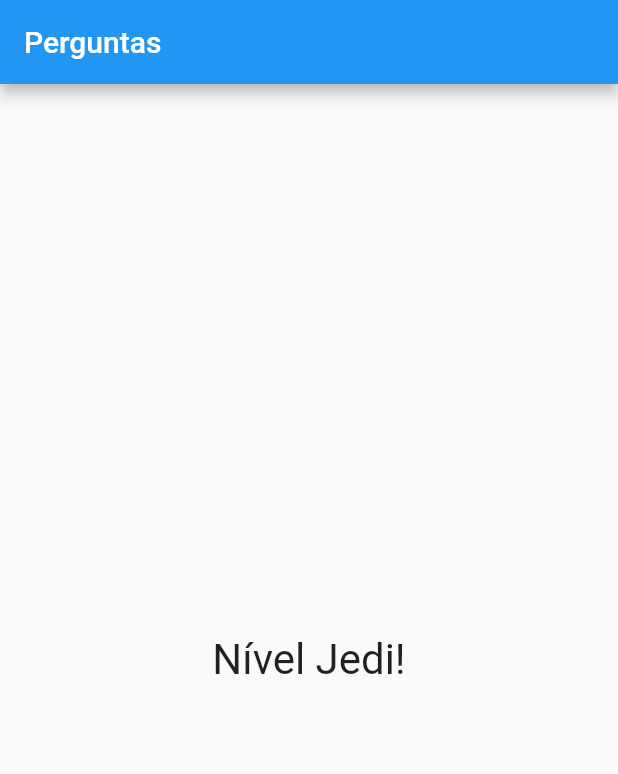
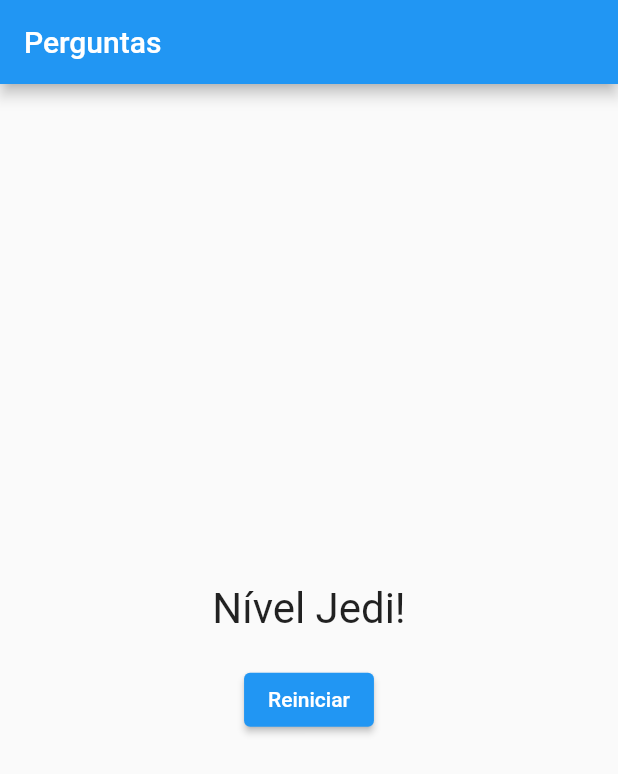
Before and after one commit to davidborelli/projeto_perguntas, a Flutter app: the screen it shows after launch, after a tap on "Preto", after a tap on "Cobra", after a tap on "Leo", on a phone screen of 412 x 824 dp. Shown: the top 774 px of the screen. Run offline on Flutter 3.47's test engine with Material 2 defaults, Android fonts, the phone set to English and light mode, and no system bars.

Commit message:
feat: add app restart feature

```diff
--- a/lib/main.dart
+++ b/lib/main.dart
@@ -46,6 +46,13 @@ class _PerguntaAppState extends State<PerguntaApp> {
     }
   }
 
+  void _reiniciarQuestionario() {
+    setState(() {
+      _perguntaSelecionada = 0;
+      _pontuacaoTotal = 0;
+    });
+  }
+
   bool get temPerguntaSelecionada {
     return _perguntaSelecionada < _perguntas.length;
   }
@@ -63,7 +70,7 @@ class _PerguntaAppState extends State<PerguntaApp> {
                   perguntas: _perguntas,
                   quandoResponder: _responder,
                 )
-              : Resultado(_pontuacaoTotal)),
+              : Resultado(_pontuacaoTotal, _reiniciarQuestionario)),
     );
   }
 }
--- a/lib/resultado.dart
+++ b/lib/resultado.dart
@@ -2,8 +2,9 @@ import 'package:flutter/material.dart';
 
 class Resultado extends StatelessWidget {
   final int pontuacaoTotal;
+  final void Function() reinicarFormulario;
 
-  Resultado(this.pontuacaoTotal);
+  Resultado(this.pontuacaoTotal, this.reinicarFormulario);
 
   String get fraseResultado {
     if (pontuacaoTotal < 8) {
@@ -18,11 +19,26 @@ class Resultado extends StatelessWidget {
   }
 
   Widget build(BuildContext context) {
-    return Center(
-      child: Text(
-        fraseResultado,
-        style: TextStyle(fontSize: 28),
-      ),
+    return Column(
+      mainAxisAlignment: MainAxisAlignment.center,
+      children: <Widget>[
+        Center(
+          child: Text(
+            fraseResultado,
+            style: TextStyle(fontSize: 28),
+          ),
+        ),
+        Container(
+          margin: EdgeInsets.only(top: 20.0),
+          child: ElevatedButton(
+            style: ElevatedButton.styleFrom(
+              primary: Colors.blue,
+            ),
+            child: Text('Reiniciar'),
+            onPressed: reinicarFormulario,
+          ),
+        ),
+      ],
     );
   }
 }
```
